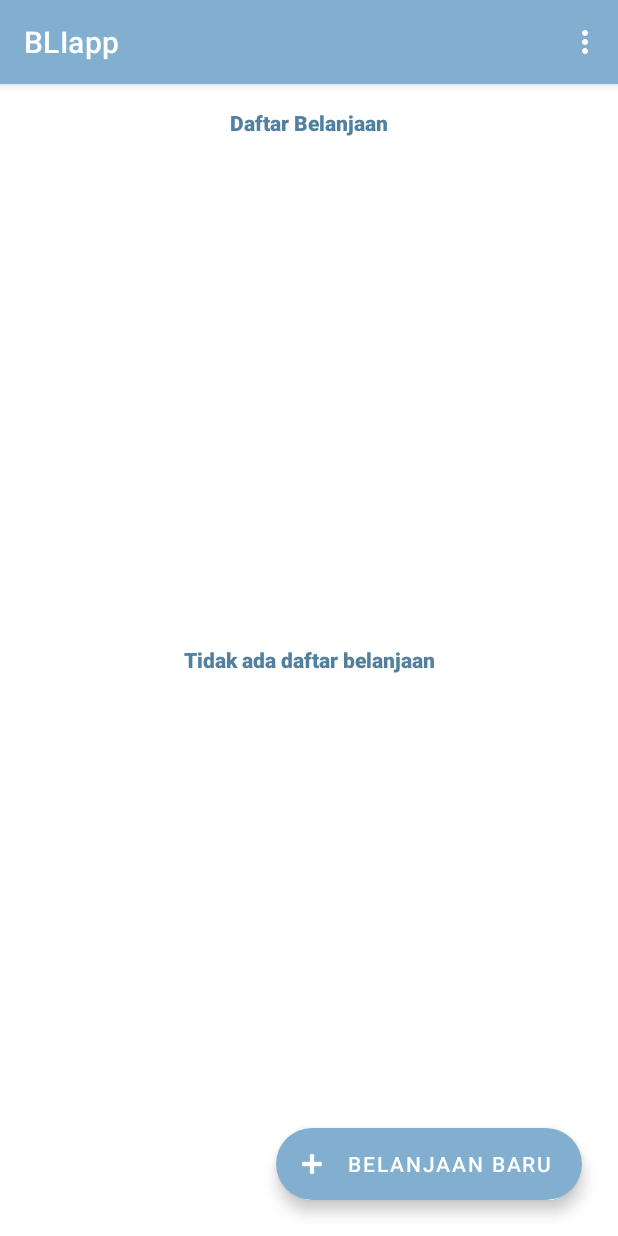
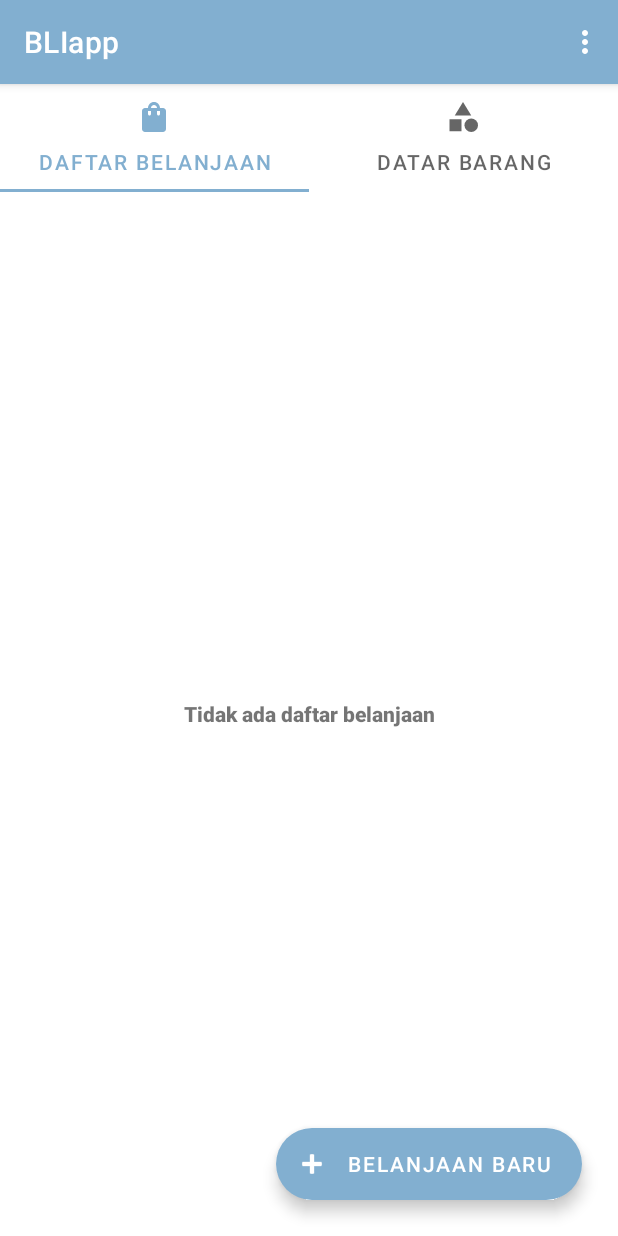
Before and after one commit to bagushikano/BLIapp, an Android app: the MainActivity screen opened directly, with no data from a screen before it, on a phone screen of 412 x 824 dp. Run offline under Robolectric (Android 15) with nearby library versions, the phone set to English and light mode, and no system bars.

Commit message:
Layout done
layout udah hampir semua, yang blm ta coba layoutnya cmn bagian detail belanjaan sama selection barangnya itu

```diff
--- a/app/src/main/AndroidManifest.xml
+++ b/app/src/main/AndroidManifest.xml
@@ -12,12 +12,6 @@
         <activity
             android:name=".activity.BarangSelectionActivity"
             android:label="Pilih barang">
-        </activity>
-        <activity
-            android:name=".activity.InputBarangActivity">
-        </activity>
-        <activity
-            android:name=".activity.HomeActivity">
         </activity>
         <activity
             android:name=".activity.InputItemActivity"
--- a/app/src/main/java/com/progmoblanjutklp1/appmemobelanja/activity/BarangSelectionActivity.java
+++ b/app/src/main/java/com/progmoblanjutklp1/appmemobelanja/activity/BarangSelectionActivity.java
@@ -34,12 +34,18 @@ public class BarangSelectionActivity extends AppCompatActivity {
         setContentView(R.layout.activity_barang_selection);
         getSupportActionBar().setDisplayHomeAsUpEnabled(true);
 
+        //TODO ambil list barang dari database
+
         barangArrayList = new ArrayList<>();
+
+        /* test ui */
+
         barangArrayList.add(new Barang("apaje 1", 1));
         barangArrayList.add(new Barang("apaje 2", 2));
         barangArrayList.add(new Barang("apaje 3", 3));
         barangArrayList.add(new Barang("apaje 4", 4));
         barangArrayList.add(new Barang("apaje 5", 5));
+
 
         listKosong = findViewById(R.id.empty_barang_selection_view);
 
--- a/app/src/main/java/com/progmoblanjutklp1/appmemobelanja/activity/MainActivity.java
+++ b/app/src/main/java/com/progmoblanjutklp1/appmemobelanja/activity/MainActivity.java
@@ -3,8 +3,10 @@ package com.progmoblanjutklp1.appmemobelanja.activity;
 import androidx.annotation.NonNull;
 import androidx.annotation.Nullable;
 import androidx.appcompat.app.AppCompatActivity;
+import androidx.fragment.app.Fragment;
 import androidx.recyclerview.widget.LinearLayoutManager;
 import androidx.recyclerview.widget.RecyclerView;
+import androidx.viewpager.widget.ViewPager;
 
 
 import android.app.Activity;
@@ -16,8 +18,13 @@ import android.view.View;
 import android.widget.TextView;
 
 import com.google.android.material.floatingactionbutton.ExtendedFloatingActionButton;
+import com.google.android.material.tabs.TabItem;
+import com.google.android.material.tabs.TabLayout;
 import com.progmoblanjutklp1.appmemobelanja.R;
 import com.progmoblanjutklp1.appmemobelanja.adapter.BelanjaanListAdapter;
+import com.progmoblanjutklp1.appmemobelanja.adapter.HomeFragmentAdapter;
+import com.progmoblanjutklp1.appmemobelanja.fragment.DaftarBarangFragment;
+import com.progmoblanjutklp1.appmemobelanja.fragment.DaftarBelanjaanFragment;
 import com.progmoblanjutklp1.appmemobelanja.model.Belanjaan;
 
 import java.text.ParseException;
@@ -26,91 +33,46 @@ import java.util.ArrayList;
 import java.util.Date;
 
 public class MainActivity extends AppCompatActivity {
-    private ArrayList<Belanjaan> belanjaanArrayList;
 
-    private BelanjaanListAdapter adapterBelanjaan;
-    private RecyclerView recyclerView;
-    private LinearLayoutManager linearLayoutManager;
+    ViewPager homeViewPager;
+    Fragment fragment1;
+    Fragment fragment2;
 
-    private TextView listKosong;
-
-    private String namaBelanjaanKey = "namabelanjaan";
-    private String deskripsiBelanjaanKey = "descbelanjaan";
-    private String tanggalBelanjaanKey = "tanggalbelanjaan";
-    private String idBelanjaanKey = "idbelanjaan";
-
-    private SimpleDateFormat simpleFormat = new SimpleDateFormat("MM/dd/yyyy");
-    private Date date;
-
-
-    private int countId = 0;
-    // TODO klo dh ada db nya hapus aja ini, di model belanjaan nya kan jg gaperlu id,
-    //  cmn buat test ui aja ini
-
+    private int[] tabIcons = {
+            R.drawable.ic_baseline_shopping_bag_24,
+            R.drawable.ic_baseline_category_24
+    };
 
     @Override
     protected void onCreate(Bundle savedInstanceState) {
         super.onCreate(savedInstanceState);
         setContentView(R.layout.activity_main);
 
-        listKosong = findViewById(R.id.empty_view);
-        listKosong.setVisibility(View.VISIBLE);
+        TabLayout homeTabLayout = findViewById(R.id.home_tab_bar);
+        TabItem belanjaanTab = findViewById(R.id.belanjaan_tab);
+        TabItem barangTab = findViewById(R.id.barang_tab);
+        ViewPager homeViewPager = findViewById(R.id.home_view_pager);
 
-        belanjaanArrayList = new ArrayList<>();
 
-        recyclerView = findViewById(R.id.belanjaan_list);
+        homeTabLayout.setupWithViewPager(homeViewPager);
 
-//        adapterBelanjaan = new BelanjaanListAdapter(this, belanjaanArrayList);
-//        linearLayoutManager = new LinearLayoutManager(this);
+        HomeFragmentAdapter homeViewPagerAdapter = new HomeFragmentAdapter(getSupportFragmentManager());
+        homeViewPagerAdapter.addFrag(new DaftarBelanjaanFragment(), "Daftar Belanjaan");
+        homeViewPagerAdapter.addFrag(new DaftarBarangFragment(), "Datar Barang");
+        homeViewPager.setAdapter(homeViewPagerAdapter);
 
-//        listKosong.setVisibility(View.VISIBLE);
+        homeTabLayout.getTabAt(0).setIcon(tabIcons[0]);
+        homeTabLayout.getTabAt(1).setIcon(tabIcons[1]);
 
-        adapterBelanjaan.registerAdapterDataObserver(new RecyclerView.AdapterDataObserver() {
-            @Override
-            public void onItemRangeRemoved(int positionStart, int itemCount) { // ganti pake nge cek ke db nya?
-                super.onItemRangeRemoved(positionStart, itemCount);
-                if (adapterBelanjaan.getItemCount() == 0) {
-                    recyclerView.setVisibility(View.GONE);
-                    listKosong.setVisibility(View.VISIBLE);
-                }
-            }
-        });
+        fragment1 = homeViewPagerAdapter.getItem(0);
+        fragment2 = homeViewPagerAdapter.getItem(1);
 
-        recyclerView.setLayoutManager(linearLayoutManager);
-        recyclerView.setAdapter(adapterBelanjaan);
-        adapterBelanjaan.notifyDataSetChanged();
-
-        ExtendedFloatingActionButton fab = findViewById(R.id.add_belanjaan_fab); //fab button utk nambah lokasi
-        fab.setOnClickListener(new View.OnClickListener() { //listener untuk fab buttonnya tiap di klik
-            @Override
-            public void onClick(View view) { //aksi ketika fab buttonnya di klik
-                Intent addBelanjaan = new Intent(getApplicationContext(), InputBelanjaanActivity.class); //pembuatan intent, intent ini gunanya buat jembatan antar activity
-                startActivityForResult(addBelanjaan, 0);
-            }
-        });
     }
 
     @Override
     protected void onActivityResult(int requestCode, int resultCode, @Nullable Intent data) {
         super.onActivityResult(requestCode, resultCode, data);
-        if (resultCode == Activity.RESULT_OK && requestCode == 0) { // pake request code 0 untuk input belanjaan baru, 1 untuk edit belanjaan
-            if (data.hasExtra(namaBelanjaanKey) && data.hasExtra(deskripsiBelanjaanKey) && data.hasExtra(tanggalBelanjaanKey)) {
-
-                try {
-                    date = new Date(String.valueOf(simpleFormat.parse(data.getExtras().getString(tanggalBelanjaanKey))));
-                } catch (ParseException e) {
-                    e.printStackTrace();
-                }
-
-                belanjaanArrayList.add(new Belanjaan(data.getExtras().getString(namaBelanjaanKey), data.getExtras().getString(deskripsiBelanjaanKey), date, date, countId++));
-                adapterBelanjaan.notifyDataSetChanged();
-                recyclerView.setVisibility(View.VISIBLE);
-                listKosong.setVisibility(View.GONE);
-
-                // TODO tambahin magic magic room databasenya gan
-                // TODO aduh date ini bikin pala pusing aja, gatau itu udh bener / blm cara buat datenya wkwkwkwkw, formatyg ta pake mm//dd/yyyy
-            }
-        }
+        fragment1.onActivityResult(requestCode, resultCode, data);
     }
 
     @Override
--- a/app/src/main/java/com/progmoblanjutklp1/appmemobelanja/activity/SplashActivity.java
+++ b/app/src/main/java/com/progmoblanjutklp1/appmemobelanja/activity/SplashActivity.java
@@ -23,7 +23,7 @@ public class SplashActivity extends AppCompatActivity {
         splashHandler.postDelayed(new Runnable() {
             @Override
             public void run() {
-                Intent mainActivity = new Intent(getApplicationContext(), HomeActivity.class);
+                Intent mainActivity = new Intent(getApplicationContext(), MainActivity.class);
                 startActivity(mainActivity);
                 overridePendingTransition(R.anim.fade_in, R.anim.fade_out);
                 finish();
--- a/app/src/main/res/layout/activity_main.xml
+++ b/app/src/main/res/layout/activity_main.xml
@@ -6,66 +6,37 @@
     android:layout_height="match_parent"
     tools:context=".activity.MainActivity">
 
+    <com.google.android.material.tabs.TabLayout
+        android:id="@+id/home_tab_bar"
+        android:layout_width="match_parent"
+        android:layout_height="wrap_content"
+        app:layout_constraintEnd_toEndOf="parent"
+        app:layout_constraintStart_toStartOf="parent"
+        app:layout_constraintTop_toTopOf="parent"
+        app:tabMode="fixed">
 
-    <TextView
-        android:id="@+id/empty_view"
-        android:layout_width="match_parent"
-        android:layout_height="match_parent"
-        android:gravity="center"
-        android:visibility="gone"
-        android:fontFamily="sans-serif-black"
-        android:text="@string/list_belanjaan_kosong"
-        android:textColor="@color/primaryDarkColor"/>
+        <com.google.android.material.tabs.TabItem
+            android:id="@+id/belanjaan_tab"
+            android:layout_width="wrap_content"
+            android:layout_height="wrap_content"
+            android:icon="@drawable/ic_baseline_shopping_bag_24"
+            android:text="Daftar Belanjaan" />
 
-    <LinearLayout
-        android:layout_width="match_parent"
-        android:layout_height="match_parent"
-        android:layout_marginStart="8dp"
-        android:layout_marginTop="8dp"
-        android:layout_marginEnd="8dp"
-        android:layout_marginBottom="8dp"
-        android:orientation="vertical"
+        <com.google.android.material.tabs.TabItem
+            android:id="@+id/barang_tab"
+            android:layout_width="wrap_content"
+            android:layout_height="wrap_content"
+            android:icon="@drawable/ic_baseline_category_24"
+            android:text="Daftar Barang" />
+    </com.google.android.material.tabs.TabLayout>
+
+    <androidx.viewpager.widget.ViewPager
+        android:id="@+id/home_view_pager"
+        android:layout_width="0dp"
+        android:layout_height="0dp"
         app:layout_constraintBottom_toBottomOf="parent"
         app:layout_constraintEnd_toEndOf="parent"
         app:layout_constraintStart_toStartOf="parent"
-        app:layout_constraintTop_toTopOf="parent">
-
-        <TextView
-            android:id="@+id/list_belanjaan_title"
-            android:layout_width="match_parent"
-            android:layout_height="wrap_content"
-            android:layout_marginStart="8dp"
-            android:layout_marginTop="8dp"
-            android:layout_marginEnd="8dp"
-            android:layout_marginBottom="8dp"
-            android:fontFamily="sans-serif-black"
-            android:gravity="center|center"
-            android:text="Daftar Belanjaan"
-            android:textAppearance="@style/TextAppearance.AppCompat.Body1"
-            android:textColor="@color/primaryDarkColor"
-            android:visibility="visible" />
-
-        <androidx.recyclerview.widget.RecyclerView
-            android:id="@+id/belanjaan_list"
-            android:layout_width="match_parent"
-            android:layout_height="match_parent"/>
-    </LinearLayout>
-
-    <com.google.android.material.floatingactionbutton.ExtendedFloatingActionButton
-        android:id="@+id/add_belanjaan_fab"
-        android:layout_width="wrap_content"
-        android:layout_height="wrap_content"
-        android:layout_gravity="bottom|end"
-        android:layout_margin="@dimen/fab_margin"
-        android:layout_marginEnd="41dp"
-        android:layout_marginBottom="49dp"
-        android:text="Belanjaan baru"
-        android:foregroundTint="@color/primaryDarkColor"
-        app:tint="@android:color/white"
-        android:textColor="@color/white"
-        app:iconTint="@color/white"
-        app:layout_constraintBottom_toBottomOf="parent"
-        app:layout_constraintEnd_toEndOf="parent"
-        app:icon="@android:drawable/ic_input_add" />
+        app:layout_constraintTop_toBottomOf="@+id/home_tab_bar" />
 
 </androidx.constraintlayout.widget.ConstraintLayout>
--- a/app/src/main/res/menu/detail_menu.xml
+++ /dev/null
@@ -1,5 +0,0 @@
-<?xml version="1.0" encoding="utf-8"?>
-<menu xmlns:android="http://schemas.android.com/apk/res/android"
-    xmlns:app="http://schemas.android.com/apk/res-auto">
-
-</menu>
```
Also changed, not shown: app/src/main/java/com/progmoblanjutklp1/appmemobelanja/activity/DetailBelanjaanActivity.java (+15 -1 lines), app/src/main/java/com/progmoblanjutklp1/appmemobelanja/activity/HomeActivity.java (deleted, +0 -84 lines), app/src/main/java/com/progmoblanjutklp1/appmemobelanja/activity/InputBarangActivity.java (deleted, +0 -25 lines), app/src/main/java/com/progmoblanjutklp1/appmemobelanja/fragment/DaftarBarangFragment.java (+0 -11 lines), app/src/main/res/layout/activity_home.xml (deleted, +0 -43 lines), app/src/main/res/layout/activity_input_barang.xml (deleted, +0 -43 lines), 2 other files.
